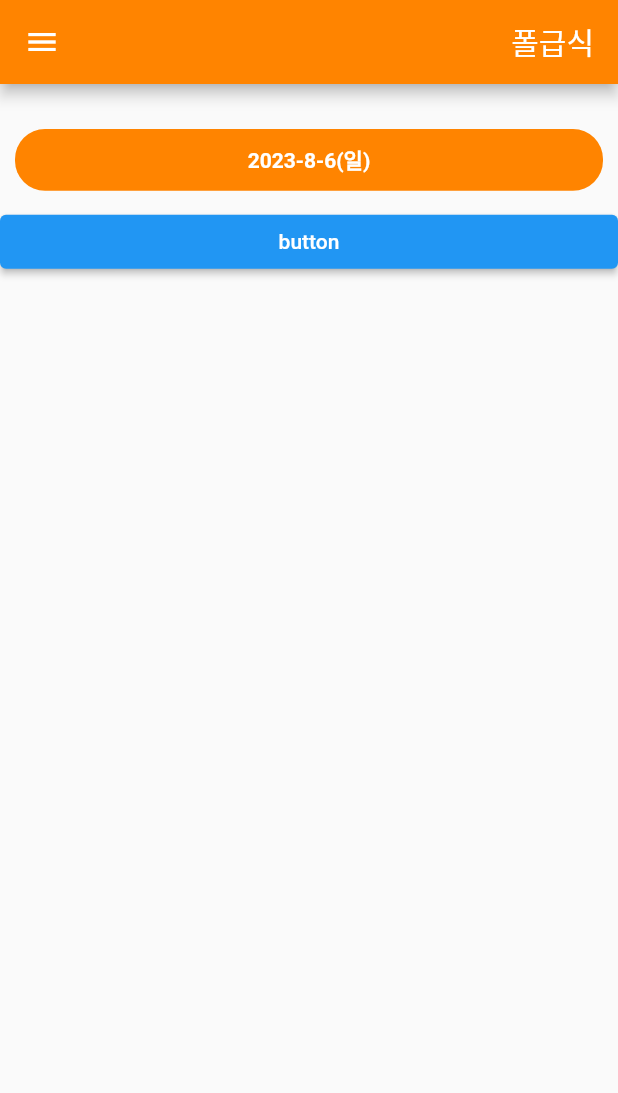
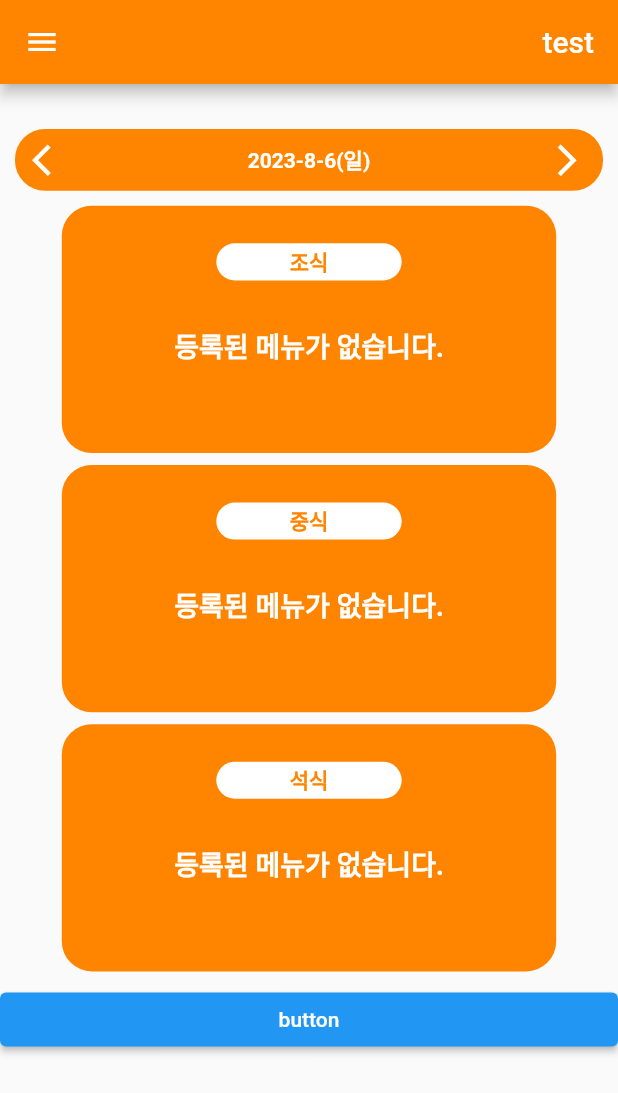
Before and after one commit to hhpp1205/polyMealApp, a Flutter app: the screen it shows after launch, on a phone screen of 412 x 824 dp. Shown: the top 1093 px of the screen. Run offline on Flutter 3.47's test engine with Material 2 defaults, Android fonts, the phone set to English and light mode, and no system bars; network calls fail.

Commit message:
Feat : 날짜변경 기능 추가
- 버튼을 통해 날짜 변경 가능 (1일씩)

```diff
--- a/lib/screen/main_screen.dart
+++ b/lib/screen/main_screen.dart
@@ -15,29 +15,27 @@ class MainScreen extends StatefulWidget {
 }
 
 class _MainScreenState extends State<MainScreen> {
-  static DateTime selectedDate = DateTime.now();
+  DateTime? selectedDate;
 
-
-  final schoolCode = "002";
+  final schoolCode = "005";
 
   late Map<String, dynamic> queryParams = {
-    'schoolCode' : schoolCode,
-    'date' : DateFormat('yyyy-MM-dd').format(selectedDate)
+    'schoolCode': schoolCode,
+    'date': DateFormat('yyyy-MM-dd').format(selectedDate!)
   };
 
-
-
   var apiResult;
-  Menu menu = Menu("test", "test", "test", List.empty());
+  Menu menu = Menu("test", "test", "test", List.of(["", "", ""]));
 
   @override
-  void initState()  {
+  void initState() {
+    selectedDate = DateTime.now();
     setApiResult();
   }
 
   Future<void> setApiResult() async {
-    final url = Uri.parse("http://localhost:8080/api/v1/menus").replace(queryParameters: queryParams);
-        // .replace(queryParameters: queryParams);
+    final url = Uri.parse("http://localhost:8080/api/v1/menus")
+        .replace(queryParameters: makeQueryParams());
     var result = await http.get(url);
     setState(() {
       apiResult = result;
@@ -53,7 +51,7 @@ class _MainScreenState extends State<MainScreen> {
         title: Align(
           alignment: Alignment.centerRight,
           child: Text(
-            "폴급식",
+            menu.schoolName,
           ),
         ),
         leading: IconButton(
@@ -67,7 +65,9 @@ class _MainScreenState extends State<MainScreen> {
         crossAxisAlignment: CrossAxisAlignment.stretch,
         children: [
           _DateBar(
-            selectedDate: selectedDate,
+            selectedDate: selectedDate!,
+            onPressedBackDateButton: onPressedBackDateButton,
+            onPressedForwardButton: onPressedForwardButton,
           ),
           Column(
             children: menu.meal
@@ -91,6 +91,28 @@ class _MainScreenState extends State<MainScreen> {
       ),
     );
   }
+
+  makeQueryParams() {
+    Map<String, dynamic> queryParams = {
+        'schoolCode': schoolCode,
+        'date': DateFormat('yyyy-MM-dd').format(selectedDate!)
+    };
+    return queryParams;
+  }
+
+  void onPressedBackDateButton() {
+    setState(() {
+      selectedDate = DateTime(selectedDate!.year, selectedDate!.month, selectedDate!.day - 1);
+    });
+    setApiResult();
+  }
+
+  void onPressedForwardButton() {
+    setState(() {
+      selectedDate = DateTime(selectedDate!.year, selectedDate!.month, selectedDate!.day + 1);
+    });
+    setApiResult();
+  }
 }
 
 class _DateBar extends StatelessWidget {
@@ -100,8 +122,13 @@ class _DateBar extends StatelessWidget {
   late int day;
   late int weekday;
 
+  final  VoidCallback onPressedBackDateButton;
+  final VoidCallback onPressedForwardButton;
+
   _DateBar({
     required this.selectedDate,
+    required this.onPressedBackDateButton,
+    required this.onPressedForwardButton,
     super.key,
   }) {
     year = selectedDate.year;
@@ -122,6 +149,15 @@ class _DateBar extends StatelessWidget {
           color: Color(0xffFF8400),
           borderRadius: BorderRadius.circular(20),
         ),
+        child: Row(
+          children: [
+            IconButton(
+              onPressed: onPressedBackDateButton,
+              iconSize: 25.0,
+              color: Colors.white,
+              icon: Icon(Icons.arrow_back_ios),
+            ),
+            Expanded(
               child: Align(
                 alignment: Alignment.center,
                 child: Text(
@@ -131,6 +167,15 @@ class _DateBar extends StatelessWidget {
                     fontWeight: FontWeight.w700,
                   ),
                 ),
+              ),
+            ),
+            IconButton(
+              onPressed: onPressedForwardButton,
+              iconSize: 25.0,
+              color: Colors.white,
+              icon: Icon(Icons.arrow_forward_ios),
+            ),
+          ],
         ),
       ),
     );
```
Lines whose indentation alone changed are shown as unchanged.
